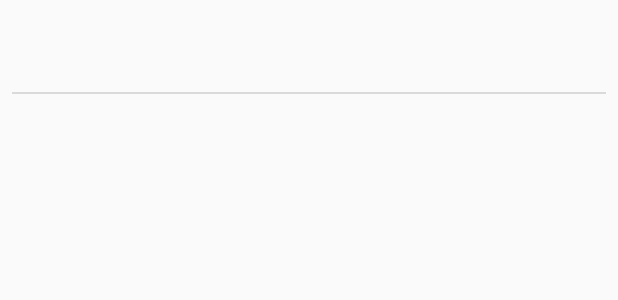
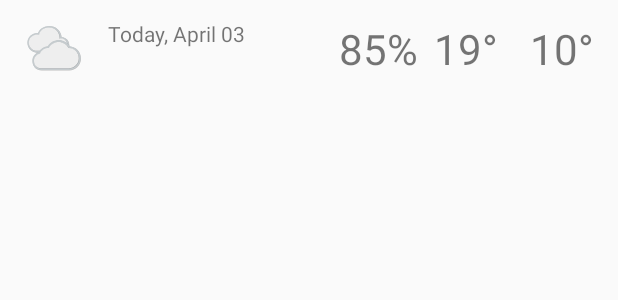
Before and after one commit to ChadAdam/WeatherApp, an Android app: the layout weather_list_item.xml on its own in the app's theme, with its tools: preview values and no code run, on a phone screen of 412 x 824 dp. Shown: the top 300 px of the screen. Run offline under Robolectric (Android 15) with nearby library versions, the phone set to English and light mode, and no system bars.

Commit message:
Made Main Screen look posh

```diff
--- a/app/build.gradle
+++ b/app/build.gradle
@@ -33,7 +33,7 @@ dependencies {
     //noinspection GradleCompatible
     implementation  'com.android.support:support-v4:28.0.0'
     implementation 'com.android.support:design:28.0.0'
-    implementation 'com.android.support.constraint:constraint-layout:2.0.1'
+    implementation 'com.android.support.constraint:constraint-layout:2.0.2'
     implementation 'android.arch.navigation:navigation-fragment:1.0.0'
     implementation 'android.arch.navigation:navigation-ui:1.0.0'
     implementation 'com.firebase:firebase-jobdispatcher:0.8.5'
--- a/app/src/main/java/com/demo/weather/WeatherAdapter.java
+++ b/app/src/main/java/com/demo/weather/WeatherAdapter.java
@@ -2,11 +2,13 @@ package com.demo.weather;
 
 import android.content.Context;
 import android.database.Cursor;
+import android.provider.ContactsContract;
 import android.support.annotation.NonNull;
 import android.support.v7.widget.RecyclerView;
 import android.view.LayoutInflater;
 import android.view.View;
 import android.view.ViewGroup;
+import android.widget.ImageView;
 import android.widget.TextView;
 
 import com.demo.weather.utils.DateUtils;
@@ -61,12 +63,21 @@ public class WeatherAdapter extends RecyclerView.Adapter<WeatherAdapter.WeatherA
         /* Read low temperature from the cursor (in degrees celsius) */
         double lowInCelsius = mCursor.getDouble(MainActivity.INDEX_WEATHER_MIN_TEMP);
         double humudity =  mCursor.getDouble(MainActivity.INDEX_WEATHER_HUM);
-        String highAndLowTemperature =
-                FormatUtils.formatHighLows(mContext, highInCelsius, lowInCelsius);
 
-        String weatherSummary = dateString + " - " + highAndLowTemperature+" "+FormatUtils.formatHumidity(mContext, humudity);
+        int weatherImageId = FormatUtils.getSmallArtResourceIdForWeatherCondition(weatherId);
 
-        weatherAdapterViewHolder.mWeatherTextView.setText(weatherSummary);
+        String humidString = FormatUtils.formatHumidity(mContext, humudity);
+        String highString = FormatUtils.formatTemp(mContext, highInCelsius);
+        String lowString = FormatUtils.formatTemp(mContext, lowInCelsius);
+        //String highAndLowTemperature = FormatUtils.formatHighLows(mContext, highInCelsius, lowInCelsius);
+
+        //String weatherSummary = dateString + " - " + highAndLowTemperature+" "+FormatUtils.formatHumidity(mContext, humudity);
+        weatherAdapterViewHolder.iconView.setImageResource(weatherImageId);
+        weatherAdapterViewHolder.dateView.setText(dateString);
+        weatherAdapterViewHolder.humidity.setText(humidString);
+        weatherAdapterViewHolder.highTempView.setText(highString);
+        weatherAdapterViewHolder.lowTempView.setText(lowString);
+
 
     }
     // Gets number of items to be used by RecylerView
@@ -80,11 +91,22 @@ public class WeatherAdapter extends RecyclerView.Adapter<WeatherAdapter.WeatherA
 
     public class WeatherAdapterViewHolder extends RecyclerView.ViewHolder implements View.OnClickListener {
         // Deals with item
-        public final TextView mWeatherTextView;
+        //public final TextView mWeatherTextView;
+        public ImageView iconView;
+        public TextView dateView;
+        public TextView highTempView;
+        public TextView lowTempView;
+        public TextView humidity;
 
         public WeatherAdapterViewHolder( View itemView) {
             super(itemView);
-            mWeatherTextView = (TextView) itemView.findViewById(R.id.tv_weather_data_item);
+            //mWeatherTextView = (TextView) itemView.findViewById(R.id.tv_weather_data_item);
+            iconView = (ImageView) itemView.findViewById(R.id.weather_icon);
+            highTempView = (TextView) itemView.findViewById(R.id.high_temperature);
+            lowTempView = (TextView) itemView.findViewById(R.id.low_temperature);
+            humidity = (TextView) itemView.findViewById(R.id.humidity);
+            dateView = (TextView) itemView.findViewById(R.id.date);
+
             itemView.setOnClickListener(this);
         }
 
--- a/app/src/main/res/layout/weather_list_item.xml
+++ b/app/src/main/res/layout/weather_list_item.xml
@@ -1,22 +1,78 @@
 <?xml version="1.0" encoding="utf-8"?>
 <!-- Changed layout_height to "Wrap content to fix height"-->
-<LinearLayout xmlns:android="http://schemas.android.com/apk/res/android"
-    android:orientation="vertical" android:layout_width="match_parent"
-    android:layout_height="wrap_content">
+<android.support.constraint.ConstraintLayout xmlns:android="http://schemas.android.com/apk/res/android"
+    xmlns:app="http://schemas.android.com/apk/res-auto"
+    xmlns:tools="http://schemas.android.com/tools"
+    android:layout_width="match_parent"
+    android:layout_height="wrap_content"
+    android:minHeight="?android:attr/listPreferredItemHeight"
+    android:paddingBottom="12dp"
+    android:paddingLeft="16dp"
+    android:paddingRight="16dp"
+    android:paddingTop="12dp">
+
+
+    <ImageView
+        android:id="@+id/weather_icon"
+        android:layout_width="40dp"
+        android:layout_height="40dp"
+        app:layout_constraintBottom_toTopOf="@+id/guideline"
+        app:layout_constraintLeft_toLeftOf="parent"
+        app:layout_constraintTop_toTopOf="@+id/guideline"
+        tools:src="@drawable/art_clouds"/>
+
     <TextView
-        android:id="@+id/tv_weather_data_item"
-        style="@style/TextAppearance.AppCompat.Large"
+        android:id="@+id/date"
         android:layout_width="wrap_content"
         android:layout_height="wrap_content"
-        android:padding="16dp"/>
-    <!--This View serves as a visual divider between list items-->
-    <View
-        android:layout_width="match_parent"
-        android:layout_height="1dp"
-        android:background="#dadada"
-        android:layout_marginLeft="8dp"
-        android:layout_marginRight="8dp" />
+        android:layout_marginLeft="16dp"
+        android:layout_marginStart="16dp"
+        app:layout_constraintBottom_toTopOf="@+id/guideline"
+        app:layout_constraintLeft_toRightOf="@+id/weather_icon"
+        tools:text="Today, April 03"/>
+
+    <TextView
+        android:id="@+id/high_temperature"
+        android:layout_width="wrap_content"
+        android:layout_height="wrap_content"
+        android:layout_marginEnd="4dp"
+        android:layout_marginRight="4dp"
+        android:textSize="28dp"
+        app:layout_constraintBottom_toTopOf="@+id/guideline"
+        app:layout_constraintRight_toLeftOf="@+id/low_temperature"
+        app:layout_constraintTop_toTopOf="@+id/guideline"
+        tools:text="19\u00b0"/>
+
+    <TextView
+        android:id="@+id/low_temperature"
+        android:layout_width="60dp"
+        android:layout_height="wrap_content"
+        android:gravity="end"
+        android:textSize="28dp"
+        app:layout_constraintBottom_toBottomOf="@+id/guideline"
+        app:layout_constraintRight_toRightOf="parent"
+        app:layout_constraintTop_toTopOf="@+id/guideline"
+        tools:text="10\u00b0"/>
+
+    <TextView
+        android:id="@+id/humidity"
+        android:layout_width="60dp"
+        android:layout_height="wrap_content"
+        android:layout_marginEnd="50dp"
+        android:gravity="center"
+        android:textSize="28dp"
+        app:layout_constraintBottom_toBottomOf="@+id/guideline"
+        app:layout_constraintRight_toRightOf="@id/high_temperature"
+        app:layout_constraintTop_toTopOf="@+id/guideline"
+        tools:text="85\u0025"/>
+
+    <android.support.constraint.Guideline
+        android:id="@+id/guideline"
+        android:layout_width="wrap_content"
+        android:layout_height="wrap_content"
+        android:orientation="horizontal"
+        app:layout_constraintGuide_percent="0.5"/>
+    <!-- ************************** -->
 
 
-
-</LinearLayout>
+</android.support.constraint.ConstraintLayout>
--- a/app/src/main/res/values/strings.xml
+++ b/app/src/main/res/values/strings.xml
@@ -51,7 +51,7 @@
     <string name="humidity_label">Humidity</string>
     <!-- Humidity format -->
     <string name="format_humidity">
-        <xliff:g id="humidity">%1.0f</xliff:g> %%
+        <xliff:g id="humidity">%1.0f</xliff:g>%%
     </string>
     <string name="format_notification">
         High:<xliff:g id="high">%1$s</xliff:g>
```
